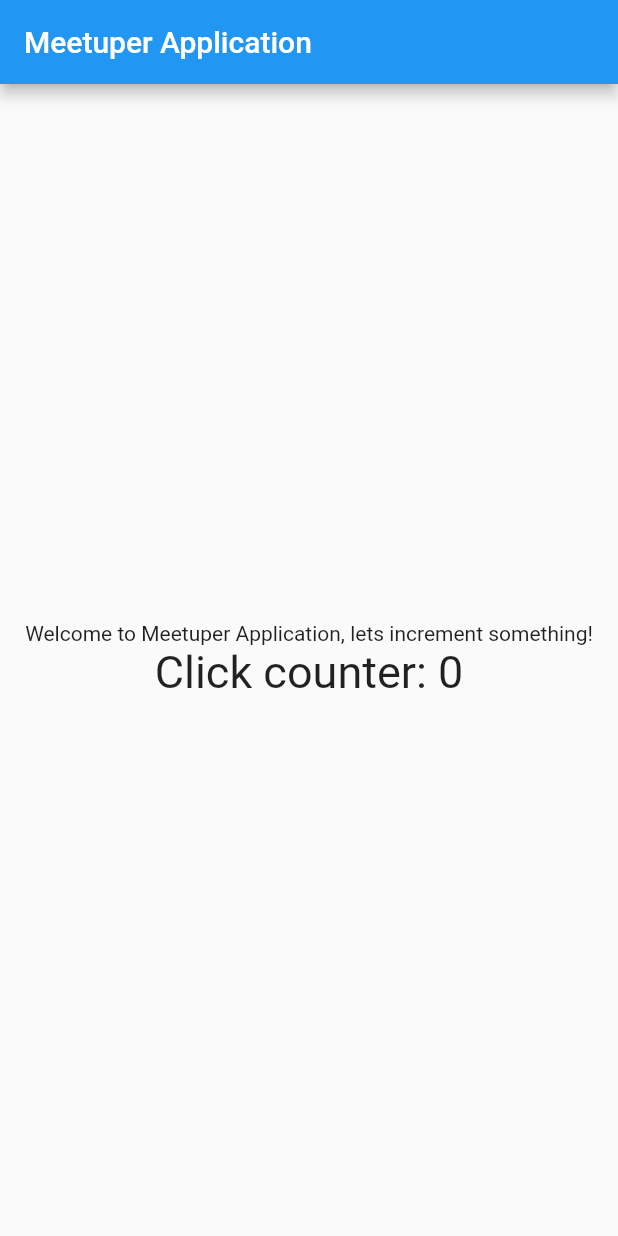
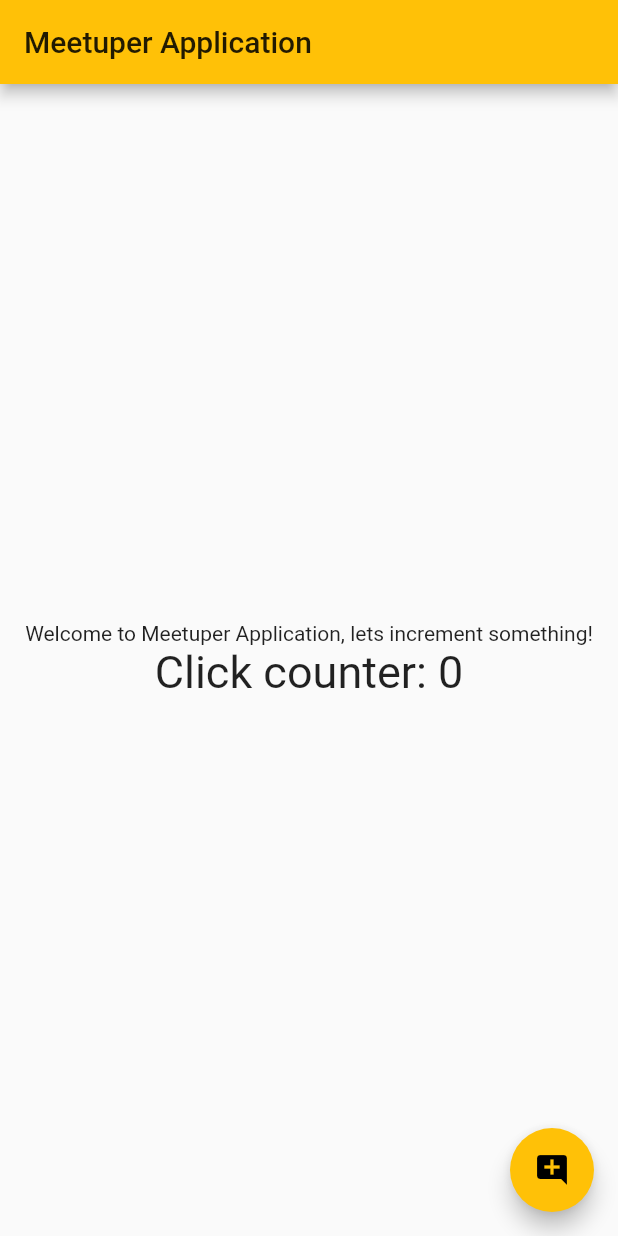
Before and after one commit to dezzfafara/flutter-meetuper, a Flutter app: the screen it shows after launch, on a phone screen of 412 x 824 dp. Run offline on Flutter 3.47's test engine with Material 2 defaults, Android fonts, the phone set to English and light mode, and no system bars.

Commit message:
implement counter button

```diff
--- a/lib/main.dart
+++ b/lib/main.dart
@@ -1,4 +1,5 @@
 import 'package:flutter/material.dart';
+import 'package:flutter_meetuper/src/screens/counter_home_screen.dart';
 
 void main() => runApp(MeetuperApp());
 
@@ -8,34 +9,7 @@ class MeetuperApp extends StatelessWidget {
   @override
   Widget build(BuildContext context) {
     return MaterialApp(
-        theme: ThemeData(primarySwatch: Colors.blue),
+        theme: ThemeData(primarySwatch: Colors.amber),
         home: CounterHomeScreen(_title));
   }
 }
-
-class CounterHomeScreen extends StatelessWidget {
-  final String _title;
-
-  CounterHomeScreen(this._title);
-
-  @override
-  Widget build(BuildContext context) {
-    return Scaffold(
-      body: Center(
-        child: Column(
-          mainAxisAlignment: MainAxisAlignment.center,
-          children: <Widget>[
-            Text('Welcome to $_title, lets increment something!',
-                textDirection: TextDirection.ltr),
-            Text(
-              'Click counter: 0',
-              textDirection: TextDirection.ltr,
-              style: TextStyle(fontSize: 30.0),
-            )
-          ],
-        ),
-      ),
-      appBar: AppBar(title: Text(_title)),
-    );
-  }
-}
--- /dev/null
+++ b/lib/src/screens/counter_home_screen.dart
@@ -0,0 +1,44 @@
+import 'package:flutter/material.dart';
+
+class CounterHomeScreen extends StatefulWidget {
+  final String _title;
+
+  CounterHomeScreen(this._title);
+
+  @override
+  CounterHomeScreenState createState() => CounterHomeScreenState();
+}
+
+class CounterHomeScreenState extends State<CounterHomeScreen> {
+  int _counter = 0;
+
+  _increment() {
+    setState(() => _counter++);
+  }
+
+  @override
+  Widget build(BuildContext context) {
+    return Scaffold(
+      body: Center(
+        child: Column(
+          mainAxisAlignment: MainAxisAlignment.center,
+          children: <Widget>[
+            Text('Welcome to ${widget._title}, lets increment something!',
+                textDirection: TextDirection.ltr),
+            Text(
+              'Click counter: $_counter',
+              textDirection: TextDirection.ltr,
+              style: TextStyle(fontSize: 30.0),
+            )
+          ],
+        ),
+      ),
+      floatingActionButton: FloatingActionButton(
+        onPressed: _increment,
+        tooltip: 'Press here to increment...',
+        child: Icon(Icons.add_comment),
+      ),
+      appBar: AppBar(title: Text(widget._title)),
+    );
+  }
+}
```
